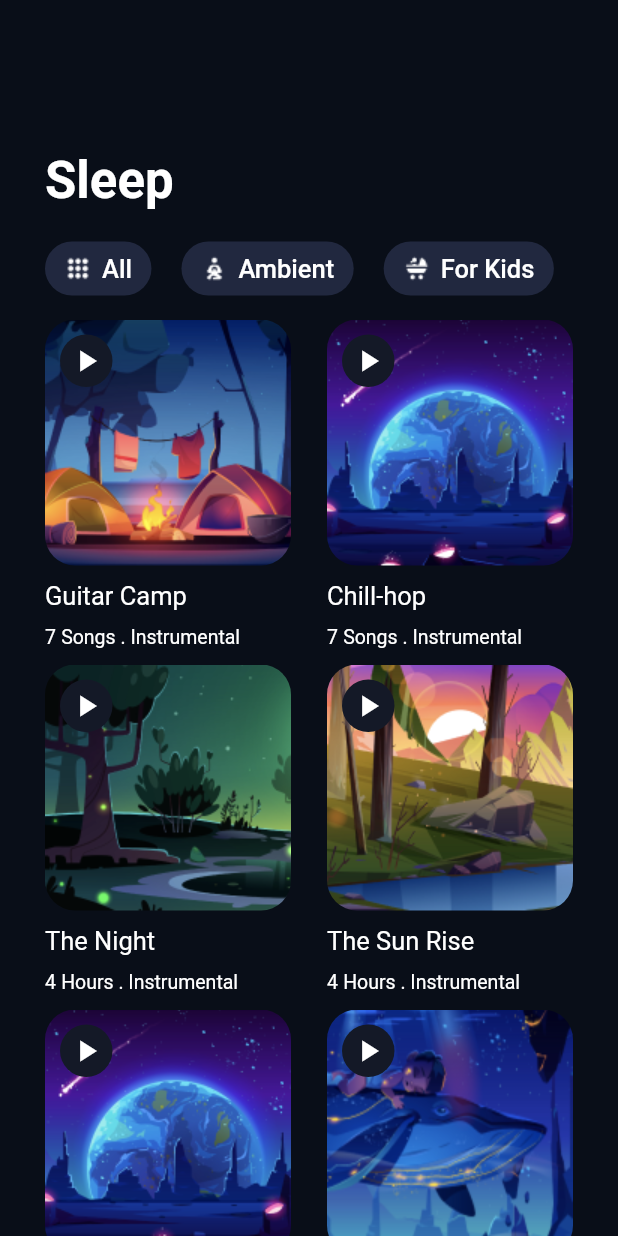
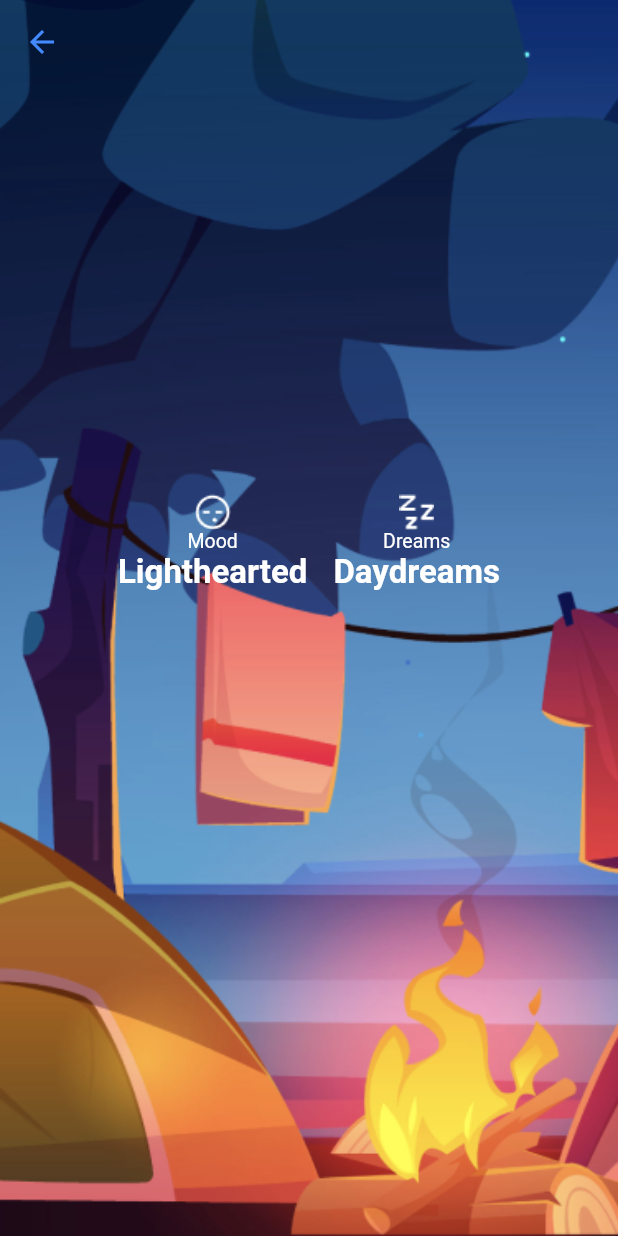
Before and after one commit to people0507/SleepSound_MobileApp_Flutter, a Flutter app: the SleepScreen screen opened directly, after a tap on "Guitar Camp", on a phone screen of 412 x 824 dp. Run offline on Flutter 3.47's test engine with Material 2 defaults, Android fonts, the phone set to English and light mode, and no system bars; our stand-ins replace flutter_native_splash, smooth_page_indicator.

Commit message:
update code

```diff
--- a/music_mobile_app/lib/main.dart
+++ b/music_mobile_app/lib/main.dart
@@ -54,6 +54,7 @@ class _MyHomePageState extends State<MyHomePage> {
   }
  void initialization() async {
  await Future.delayed(const Duration(seconds: 1));
+    // ignore: avoid_print
     print('go!');
     FlutterNativeSplash.remove();
   }
@@ -144,6 +145,7 @@ class _MyHomePageState extends State<MyHomePage> {
                   pageController.nextPage(
                     duration: const Duration(microseconds: 1000),
                     curve: Curves.bounceInOut);
+                  // ignore: avoid_print
                   print(currentIndex);
                 } else {
                   Navigator.push(context, MaterialPageRoute(builder: (context) => const MyBottomNavigation()));
--- /dev/null
+++ b/music_mobile_app/lib/pages/sleep_screen/detail.dart
@@ -0,0 +1,61 @@
+import 'package:flutter/material.dart';
+import 'package:flutter/src/widgets/framework.dart';
+import 'package:flutter/src/widgets/placeholder.dart';
+import 'package:music_mobile_app/constants/colors.dart';
+
+class DetailScreen extends StatefulWidget {
+  const DetailScreen({super.key});
+
+  @override
+  State<DetailScreen> createState() => _DetailScreenState();
+}
+
+class _DetailScreenState extends State<DetailScreen> {
+  @override
+  Widget build(BuildContext context) {
+    return SafeArea(
+      child: Scaffold(
+        extendBodyBehindAppBar: true,
+        appBar: AppBar(leading: const BackButton(color: Colors.blueAccent,),
+        backgroundColor: Colors.transparent,
+        elevation: 0,),
+        body: Container(
+          decoration: const BoxDecoration(
+            image: DecorationImage(
+              image: AssetImage('assets/images/detail.png'),
+              fit: BoxFit.cover)
+          ),
+          child: Column(
+            mainAxisAlignment: MainAxisAlignment.center,
+            children: [
+              Padding(
+                padding: const EdgeInsets.only(bottom:100.0),
+                child: Row(
+                  mainAxisAlignment: MainAxisAlignment.center,
+                  children: [
+                    Column(
+                      children: [
+                        Image.asset('assets/images/sleep.png'),
+                        const Text('Mood',style: TextStyle(fontSize: 13,color: Colors.white),),
+                        const Text('Lighthearted',style: TextStyle(fontSize: 22,color: Colors.white,fontWeight: FontWeight.bold),
+                        )
+
+                      ],
+                    ),
+                    const Text('     '),
+                    Column(
+                      children: [
+                        Image.asset('assets/images/dreams.png'),
+                        const Text('Dreams',style: TextStyle(fontSize: 13,color: Colors.white),),
+                        const Text('Daydreams',style: TextStyle(fontSize: 22,color: Colors.white,fontWeight: FontWeight.bold))
+                      ],
+                    )
+                  ],
+                ),
+              )
+            ],
+          )),
+      ),
+    );
+  }
+}
--- a/music_mobile_app/lib/pages/sleep_screen/sleep.dart
+++ b/music_mobile_app/lib/pages/sleep_screen/sleep.dart
@@ -3,6 +3,7 @@
 import 'package:flutter/material.dart';
 import 'package:music_mobile_app/components/album_box.dart';
 import 'package:music_mobile_app/constants/colors.dart';
+import 'package:music_mobile_app/pages/sleep_screen/detail.dart';
 
 class SleepScreen extends StatefulWidget {
   const SleepScreen({super.key});
@@ -143,7 +144,7 @@ class _SleepScreenState extends State<SleepScreen> {
                         albumNotes: 'Songs',
                         albumCategories: 'Instrumental',
                         onClick: () {
-                            print('1');
+                            Navigator.push(context, MaterialPageRoute(builder: (context) => DetailScreen()));
                         },
                       ),
                       AlbumBox(
@@ -153,6 +154,7 @@ class _SleepScreenState extends State<SleepScreen> {
                         albumNotes: 'Songs',
                         albumCategories: 'Instrumental',
                         onClick: () {
+                            // ignore: avoid_print
                             print('2');
                         },
                       ),
@@ -171,6 +173,7 @@ class _SleepScreenState extends State<SleepScreen> {
                         albumNotes: 'Hours',
                         albumCategories: 'Instrumental',
                         onClick: () {
+                            // ignore: avoid_print
                             print('3');
                         },
                       ),
@@ -181,6 +184,7 @@ class _SleepScreenState extends State<SleepScreen> {
                         albumNotes: 'Hours',
                         albumCategories: 'Instrumental',
                         onClick: () {
+                            // ignore: avoid_print
                             print('4');
                         },
                       ),
@@ -199,6 +203,7 @@ class _SleepScreenState extends State<SleepScreen> {
                         albumNotes: 'Songs',
                         albumCategories: 'Instrumental',
                         onClick: () {
+                            // ignore: avoid_print
                             print('5');
                         },
                       ),
@@ -209,6 +214,7 @@ class _SleepScreenState extends State<SleepScreen> {
                         albumNotes: 'Songs',
                         albumCategories: 'Instrumental',
                         onClick: () {
+                            // ignore: avoid_print
                             print('6');
                         },
                       ),
```
Also changed, not shown: music_mobile_app/assets/images/detail.png (added), music_mobile_app/assets/images/dreams.png (added), music_mobile_app/assets/images/sleep.png (added).
